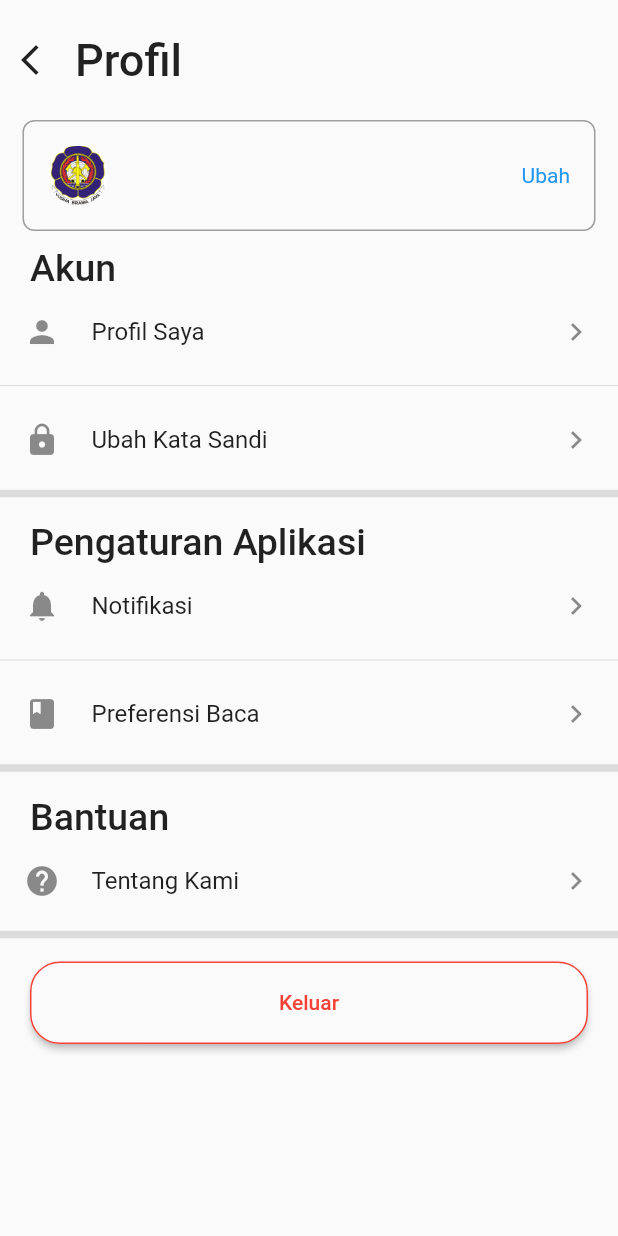
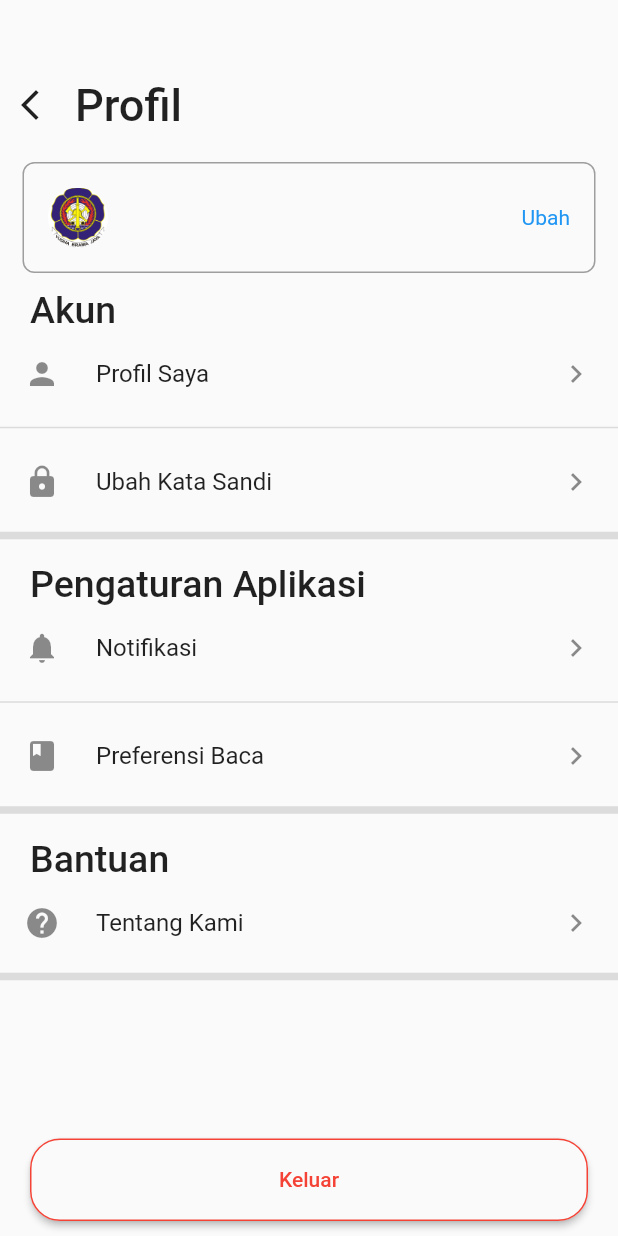
Before and after one commit to MaulanaAkbarF/E-DAMKAR_A2-A3, a Flutter app: the Profile screen opened by its route, on a phone screen of 412 x 824 dp. Run offline on Flutter 3.47's test engine with Material 2 defaults, Android fonts, the phone set to English and light mode, and no system bars; our stand-ins replace awesome_snackbar_content, carousel_slider, flutter_svg, fluttertoast, image_picker, modal_progress_hud_nsn and 3 more; missing offline and left inert: dart:ffi; accounts and stored records are empty; Roboto replaces fonts that are missing (font/inter_bold.ttf).

Commit message:
Update Profil

```diff
--- a/lib/pages/Profil.dart
+++ b/lib/pages/Profil.dart
@@ -1,5 +1,6 @@
 import 'package:edamkar_1/pages/HomePage.dart';
 import 'package:edamkar_1/pages/signin.dart';
+import 'package:edamkar_1/pages/TentangKami.dart';
 import 'package:flutter/material.dart';
 import 'package:edamkar_1/SharedPreferences/dataUser.dart';
 import 'package:edamkar_1/style/size_config.dart';
@@ -47,7 +48,7 @@ class _ProfilePageState extends State<Profile> {
         crossAxisAlignment: CrossAxisAlignment.start,
         children: [
           SizedBox(
-            height: 20,
+            height: 50,
           ),
           Row(
             children: [
@@ -81,7 +82,7 @@ class _ProfilePageState extends State<Profile> {
             ],
           ),
           SizedBox(
-            height: 20,
+            height: 18,
           ),
           Padding(
             padding: const EdgeInsets.symmetric(horizontal: 15),
@@ -127,19 +128,51 @@ class _ProfilePageState extends State<Profile> {
             width: double.infinity,
             child: ListTile(
               leading: Icon(Icons.person),
-              title: Text("Profil Saya"),
-              horizontalTitleGap: 5,
-              trailing: Icon(Icons.chevron_right),
+              title: TextButton(
+                  onPressed: () {},
+                  child: Align(
+                    alignment: Alignment.centerLeft,
+                    child: Text(
+                      "Profil Saya",
+                      style: TextStyle(
+                          color: Colors.black87,
+                          fontWeight: FontWeight.normal,
+                          fontSize: 16),
+                      textAlign: TextAlign.left,
+                    ),
+                  )),
+              horizontalTitleGap: 0,
+              trailing: GestureDetector(
+                onTap: () {},
+                child: Icon(Icons.chevron_right),
+              ),
             ),
           ),
-          Divider(),
+          Divider(
+            thickness: 1,
+          ),
           Container(
             width: double.infinity,
             child: ListTile(
               leading: Icon(Icons.lock),
-              title: Text("Ubah Kata Sandi"),
-              horizontalTitleGap: 5,
-              trailing: Icon(Icons.chevron_right),
+              title: TextButton(
+                  onPressed: () {},
+                  child: Align(
+                    alignment: Alignment.centerLeft,
+                    child: Text(
+                      "Ubah Kata Sandi",
+                      style: TextStyle(
+                          color: Colors.black87,
+                          fontWeight: FontWeight.normal,
+                          fontSize: 16),
+                      textAlign: TextAlign.left,
+                    ),
+                  )),
+              horizontalTitleGap: 0,
+              trailing: GestureDetector(
+                onTap: () {},
+                child: Icon(Icons.chevron_right),
+              ),
             ),
           ),
           Divider(
@@ -162,19 +195,51 @@ class _ProfilePageState extends State<Profile> {
             width: double.infinity,
             child: ListTile(
               leading: Icon(Icons.notifications),
-              title: Text("Notifikasi"),
-              horizontalTitleGap: 5,
-              trailing: Icon(Icons.chevron_right),
+              title: TextButton(
+                  onPressed: () {},
+                  child: Align(
+                    alignment: Alignment.centerLeft,
+                    child: Text(
+                      "Notifikasi",
+                      style: TextStyle(
+                          color: Colors.black87,
+                          fontWeight: FontWeight.normal,
+                          fontSize: 16),
+                      textAlign: TextAlign.left,
+                    ),
+                  )),
+              horizontalTitleGap: 0,
+              trailing: GestureDetector(
+                onTap: () {},
+                child: Icon(Icons.chevron_right),
+              ),
             ),
           ),
-          Divider(),
+          Divider(
+            thickness: 1,
+          ),
           Container(
             width: double.infinity,
             child: ListTile(
               leading: Icon(Icons.book),
-              title: Text("Preferensi Baca"),
-              horizontalTitleGap: 5,
-              trailing: Icon(Icons.chevron_right),
+              title: TextButton(
+                  onPressed: () {},
+                  child: Align(
+                    alignment: Alignment.centerLeft,
+                    child: Text(
+                      "Preferensi Baca",
+                      style: TextStyle(
+                          color: Colors.black87,
+                          fontWeight: FontWeight.normal,
+                          fontSize: 16),
+                      textAlign: TextAlign.left,
+                    ),
+                  )),
+              horizontalTitleGap: 0,
+              trailing: GestureDetector(
+                onTap: () {},
+                child: Icon(Icons.chevron_right),
+              ),
             ),
           ),
           Divider(
@@ -197,16 +262,38 @@ class _ProfilePageState extends State<Profile> {
             width: double.infinity,
             child: ListTile(
               leading: Icon(Icons.help),
-              title: Text("Tentang Kami"),
-              horizontalTitleGap: 5,
-              trailing: Icon(Icons.chevron_right),
+              title: TextButton(
+                  onPressed: () {
+                    Navigator.push(context,
+                        MaterialPageRoute(builder: (context) => TentangKami()));
+                  },
+                  child: Align(
+                    alignment: Alignment.centerLeft,
+                    child: Text(
+                      "Tentang Kami",
+                      style: TextStyle(
+                          color: Colors.black87,
+                          fontWeight: FontWeight.normal,
+                          fontSize: 16),
+                      textAlign: TextAlign.left,
+                    ),
+                  )),
+              horizontalTitleGap: 0,
+              trailing: GestureDetector(
+                onTap: () {
+                  Navigator.push(context,
+                      MaterialPageRoute(builder: (context) => TentangKami()));
+                },
+                child: Icon(Icons.chevron_right),
+              ),
+              //trailing: Icon(Icons.chevron_right),
             ),
           ),
           Divider(
             thickness: 5,
           ),
           SizedBox(
-            height: 10,
+            height: 100,
           ),
           Padding(
             padding: const EdgeInsets.symmetric(horizontal: 20),
```
